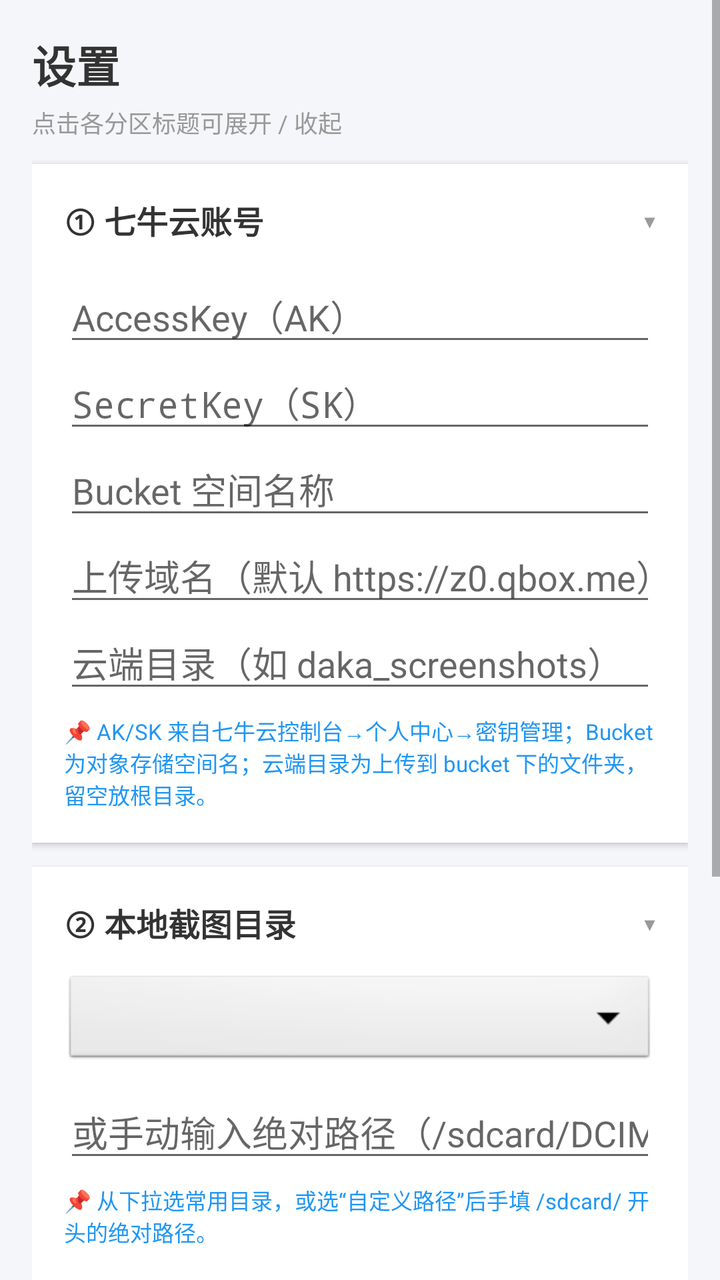
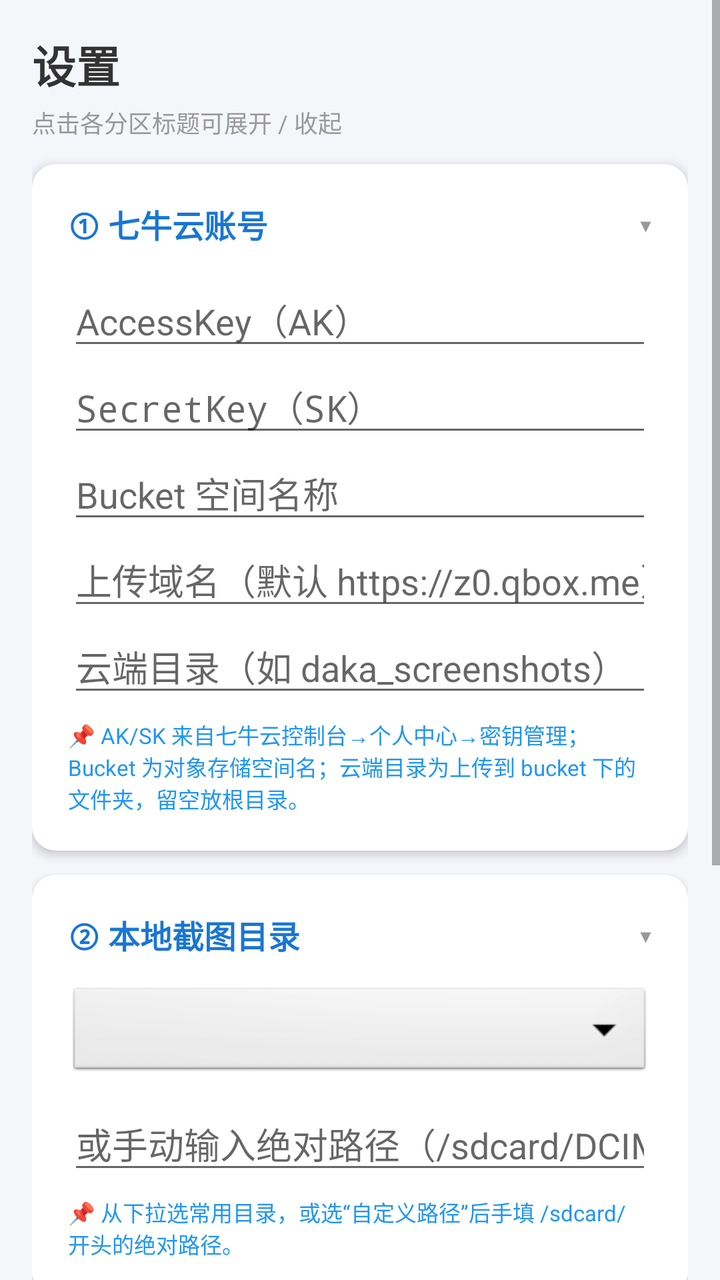

Screens rendered from an Android XML layout before and after an edit, with the pre-edit source and the edit as a unified diff.
<!-- AndroidManifest.xml: application theme Theme.AppCompat.Light.DarkActionBar -->
<!-- res/layout/fragment_settings.xml -->
<?xml version="1.0" encoding="utf-8"?>
<ScrollView xmlns:android="http://schemas.android.com/apk/res/android"
    android:layout_width="match_parent"
    android:layout_height="match_parent"
    android:background="#F5F6FA"
    android:fillViewport="true">

    <LinearLayout
        android:layout_width="match_parent"
        android:layout_height="wrap_content"
        android:orientation="vertical"
        android:padding="16dp">

        <TextView
            android:layout_width="match_parent"
            android:layout_height="wrap_content"
            android:text="设置"
            android:textSize="22sp"
            android:textStyle="bold"
            android:textColor="#333333"
            android:layout_marginBottom="4dp"/>

        <TextView
            android:layout_width="match_parent"
            android:layout_height="wrap_content"
            android:text="点击各分区标题可展开 / 收起"
            android:textSize="12sp"
            android:textColor="#999999"
            android:layout_marginBottom="12dp"/>

        
        <LinearLayout
            android:layout_width="match_parent"
            android:layout_height="wrap_content"
            android:orientation="vertical"
            android:background="@android:color/white"
            android:padding="16dp"
            android:elevation="2dp">

            <LinearLayout
                android:id="@+id/header_qiniu"
                android:layout_width="match_parent"
                android:layout_height="wrap_content"
                android:orientation="horizontal"
                android:gravity="center_vertical">

                <TextView
                    android:layout_width="0dp"
                    android:layout_height="wrap_content"
                    android:layout_weight="1"
                    android:text="① 七牛云账号"
                    android:textStyle="bold"
                    android:textSize="16sp"
                    android:textColor="#333333"/>

                <TextView
                    android:id="@+id/arrow_qiniu"
                    android:layout_width="wrap_content"
                    android:layout_height="wrap_content"
                    android:text="▾"
                    android:textSize="18sp"
                    android:textColor="#999999"/>
            </LinearLayout>

            <LinearLayout
                android:id="@+id/body_qiniu"
                android:layout_width="match_parent"
                android:layout_height="wrap_content"
                android:orientation="vertical"
                android:layout_marginTop="12dp">

                <EditText
                    android:id="@+id/et_access_key"
                    android:layout_width="match_parent"
                    android:layout_height="wrap_content"
                    android:hint="AccessKey（AK）"
                    android:inputType="text"/>

                <EditText
                    android:id="@+id/et_secret_key"
                    android:layout_width="match_parent"
                    android:layout_height="wrap_content"
                    android:hint="SecretKey（SK）"
                    android:inputType="textPassword"/>

                <EditText
                    android:id="@+id/et_bucket"
                    android:layout_width="match_parent"
                    android:layout_height="wrap_content"
                    android:hint="Bucket 空间名称"
                    android:inputType="text"/>

                <EditText
                    android:id="@+id/et_domain"
                    android:layout_width="match_parent"
                    android:layout_height="wrap_content"
                    android:hint="上传域名（默认 https://z0.qbox.me）"
                    android:inputType="textUri"/>

                <EditText
                    android:id="@+id/et_qiniu_dir"
                    android:layout_width="match_parent"
                    android:layout_height="wrap_content"
                    android:hint="云端目录（如 daka_screenshots）"
                    android:inputType="text"/>

                <TextView
                    android:layout_width="match_parent"
                    android:layout_height="wrap_content"
                    android:text="📌 AK/SK 来自七牛云控制台→个人中心→密钥管理；Bucket 为对象存储空间名；云端目录为上传到 bucket 下的文件夹，留空放根目录。"
                    android:textSize="11sp"
                    android:textColor="#2196F3"
                    android:layout_marginTop="6dp"/>
            </LinearLayout>
        </LinearLayout>

        
        <LinearLayout
            android:layout_width="match_parent"
            android:layout_height="wrap_content"
            android:orientation="vertical"
            android:background="@android:color/white"
            android:padding="16dp"
            android:layout_marginTop="12dp"
            android:elevation="2dp">

            <LinearLayout
                android:id="@+id/header_local"
                android:layout_width="match_parent"
                android:layout_height="wrap_content"
                android:orientation="horizontal"
                android:gravity="center_vertical">

                <TextView
                    android:layout_width="0dp"
                    android:layout_height="wrap_content"
                    android:layout_weight="1"
                    android:text="② 本地截图目录"
                    android:textStyle="bold"
                    android:textSize="16sp"
                    android:textColor="#333333"/>

                <TextView
                    android:id="@+id/arrow_local"
                    android:layout_width="wrap_content"
                    android:layout_height="wrap_content"
                    android:text="▾"
                    android:textSize="18sp"
                    android:textColor="#999999"/>
            </LinearLayout>

            <LinearLayout
                android:id="@+id/body_local"
                android:layout_width="match_parent"
                android:layout_height="wrap_content"
                android:orientation="vertical"
                android:layout_marginTop="12dp">

                <Spinner
                    android:id="@+id/spinner_local_dir"
                    android:layout_width="match_parent"
                    android:layout_height="wrap_content"
                    android:background="@android:drawable/btn_dropdown"
                    android:padding="8dp"/>

                <EditText
                    android:id="@+id/et_local_dir"
                    android:layout_width="match_parent"
                    android:layout_height="wrap_content"
                    android:hint="或手动输入绝对路径（/sdcard/DCIM/Screenshots）"
                    android:inputType="text"
                    android:layout_marginTop="8dp"/>

                <TextView
                    android:layout_width="match_parent"
                    android:layout_height="wrap_content"
                    android:text="📌 从下拉选常用目录，或选“自定义路径”后手填 /sdcard/ 开头的绝对路径。"
                    android:textSize="11sp"
                    android:textColor="#2196F3"
                    android:layout_marginTop="6dp"/>
            </LinearLayout>
        </LinearLayout>

        
        <LinearLayout
            android:layout_width="match_parent"
            android:layout_height="wrap_content"
            android:orientation="vertical"
            android:background="@android:color/white"
            android:padding="16dp"
            android:layout_marginTop="12dp"
            android:elevation="2dp">

            <LinearLayout
                android:id="@+id/header_times"
                android:layout_width="match_parent"
                android:layout_height="wrap_content"
                android:orientation="horizontal"
                android:gravity="center_vertical">

                <TextView
                    android:layout_width="0dp"
                    android:layout_height="wrap_content"
                    android:layout_weight="1"
                    android:text="③ 每天定时上传时间"
                    android:textStyle="bold"
                    android:textSize="16sp"
                    android:textColor="#333333"/>

                <TextView
                    android:id="@+id/arrow_times"
                    android:layout_width="wrap_content"
                    android:layout_height="wrap_content"
                    android:text="▾"
                    android:textSize="18sp"
                    android:textColor="#999999"/>
            </LinearLayout>

            <LinearLayout
                android:id="@+id/body_times"
                android:layout_width="match_parent"
                android:layout_height="wrap_content"
                android:orientation="vertical"
                android:layout_marginTop="12dp">

                <LinearLayout
                    android:id="@+id/times_container"
                    android:layout_width="match_parent"
                    android:layout_height="wrap_content"
                    android:orientation="vertical"/>

                <Button
                    android:id="@+id/btn_add_time"
                    android:layout_width="wrap_content"
                    android:layout_height="wrap_content"
                    android:text="＋ 添加时间点"
                    android:layout_marginTop="8dp"
                    android:backgroundTint="#E8EAF6"
                    android:textColor="#3F51B5"/>

                <TextView
                    android:layout_width="match_parent"
                    android:layout_height="wrap_content"
                    android:text="📌 24 小时制 HH:mm，如 10:00、19:00，可添加多个。"
                    android:textSize="11sp"
                    android:textColor="#2196F3"
                    android:layout_marginTop="6dp"/>
            </LinearLayout>
        </LinearLayout>

        
        <Button
            android:id="@+id/btn_save"
            android:layout_width="match_parent"
            android:layout_height="wrap_content"
            android:text="💾 保存配置并启用定时"
            android:layout_marginTop="16dp"
            android:backgroundTint="#4CAF50"
            android:textColor="@android:color/white"/>

        <Button
            android:id="@+id/btn_battery"
            android:layout_width="match_parent"
            android:layout_height="wrap_content"
            android:text="🔋 加入电池优化白名单"
            android:layout_marginTop="8dp"
            android:backgroundTint="#FF9800"
            android:textColor="@android:color/white"/>

    </LinearLayout>
</ScrollView>
<!-- resources referenced by this layout -->
<resources>

</resources>

<!-- the commit's change to res/layout/fragment_settings.xml (unified diff, before → after) -->
@@ -33,9 +33,9 @@
             android:layout_width="match_parent"
             android:layout_height="wrap_content"
             android:orientation="vertical"
-            android:background="@android:color/white"
-            android:padding="16dp"
-            android:elevation="2dp">
+            android:background="@drawable/bg_card_round"
+            android:padding="18dp"
+            android:elevation="3dp">
 
             <LinearLayout
                 android:id="@+id/header_qiniu"
@@ -51,7 +51,7 @@
                     android:text="① 七牛云账号"
                     android:textStyle="bold"
                     android:textSize="16sp"
-                    android:textColor="#333333"/>
+                    android:textColor="#1976D2"/>
 
                 <TextView
                     android:id="@+id/arrow_qiniu"
@@ -119,10 +119,10 @@
             android:layout_width="match_parent"
             android:layout_height="wrap_content"
             android:orientation="vertical"
-            android:background="@android:color/white"
-            android:padding="16dp"
+            android:background="@drawable/bg_card_round"
+            android:padding="18dp"
             android:layout_marginTop="12dp"
-            android:elevation="2dp">
+            android:elevation="3dp">
 
             <LinearLayout
                 android:id="@+id/header_local"
@@ -138,7 +138,7 @@
                     android:text="② 本地截图目录"
                     android:textStyle="bold"
                     android:textSize="16sp"
-                    android:textColor="#333333"/>
+                    android:textColor="#1976D2"/>
 
                 <TextView
                     android:id="@+id/arrow_local"
@@ -186,10 +186,10 @@
             android:layout_width="match_parent"
             android:layout_height="wrap_content"
             android:orientation="vertical"
-            android:background="@android:color/white"
-            android:padding="16dp"
+            android:background="@drawable/bg_card_round"
+            android:padding="18dp"
             android:layout_marginTop="12dp"
-            android:elevation="2dp">
+            android:elevation="3dp">
 
             <LinearLayout
                 android:id="@+id/header_times"
@@ -205,7 +205,7 @@
                     android:text="③ 每天定时上传时间"
                     android:textStyle="bold"
                     android:textSize="16sp"
-                    android:textColor="#333333"/>
+                    android:textColor="#1976D2"/>
 
                 <TextView
                     android:id="@+id/arrow_times"
<!-- resource entries referenced after the edit -->
@@ -1,5 +1,11 @@
 <!-- resources referenced by this layout -->
 <resources>
-
+  <!-- drawable bg_card_round (drawable) -->
+  <?xml version="1.0" encoding="utf-8"?>
+  <shape xmlns:android="http://schemas.android.com/apk/res/android"
+      android:shape="rectangle">
+      <solid android:color="@android:color/white"/>
+      <corners android:radius="12dp"/>
+  </shape>
 </resources>
 
